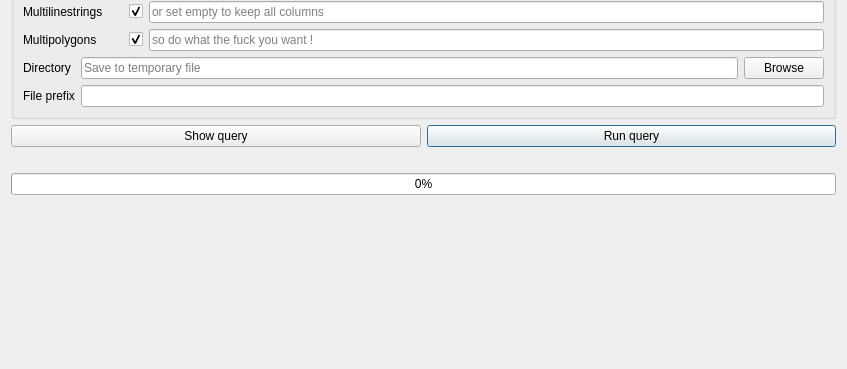
Old version of the form ui/my_queries.ui in the repository 3liz/QuickOSM; both pictures show x 0 to 847 and y 423 to 792 of the 847 by 792 pixel window.
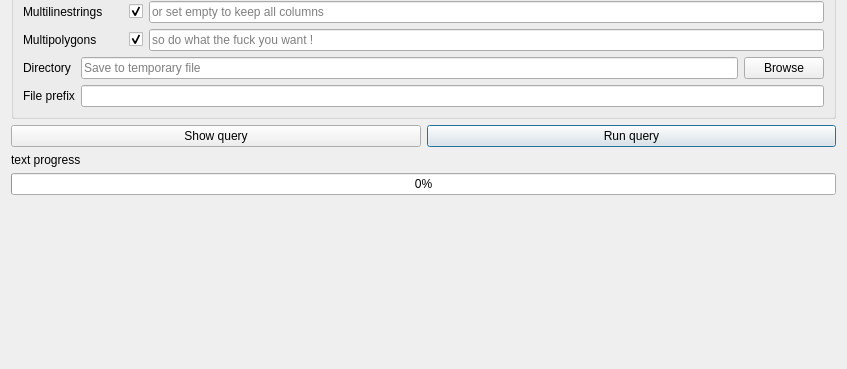
New version of the form. Icons and pictures are not drawn. Custom widgets are drawn as their Qt base class.

Commit message: add reset button and progress text

Diff of the .ui file:
```diff
--- a/ui/my_queries.ui
+++ b/ui/my_queries.ui
@@ -324,7 +324,7 @@
    <item>
     <widget class="QLabel" name="label_progress">
      <property name="text">
-      <string/>
+      <string>text progress</string>
      </property>
     </widget>
    </item>
```
The commit also changes 8 other files.
